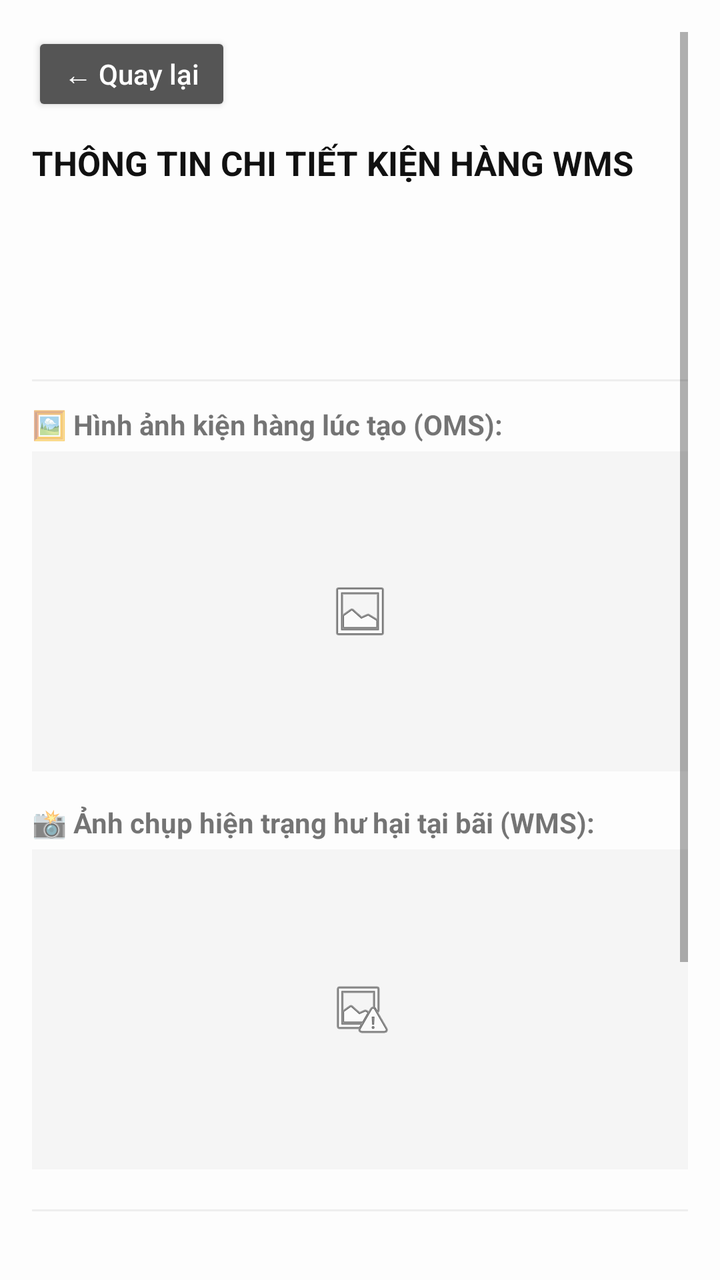
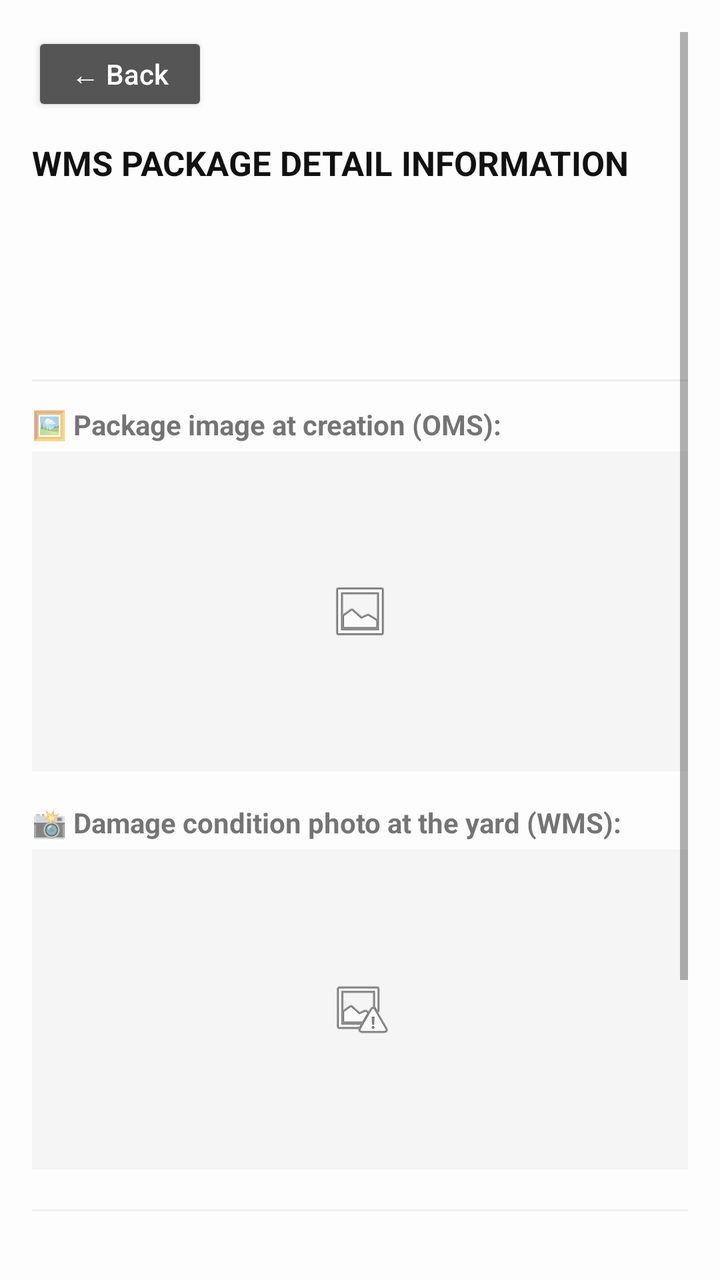

Two renders of the same Android screen: before a commit and after it. Below are the layout's source before the change and the commit's diff.
<!-- AndroidManifest.xml: activity theme Theme.AppCompat.Light.NoActionBar -->
<!-- res/layout/activity_order_detail.xml -->
<?xml version="1.0" encoding="utf-8"?>
<ScrollView xmlns:android="http://schemas.android.com/apk/res/android"
    android:layout_width="match_parent"
    android:layout_height="match_parent"
    android:padding="16dp"
    android:background="#FDFDFD">

    <LinearLayout
        android:layout_width="match_parent"
        android:layout_height="wrap_content"
        android:orientation="vertical">

        
        <Button
            android:id="@+id/btnBackTop"
            android:layout_width="wrap_content"
            android:layout_height="42dp"
            android:text="← Quay lại"
            android:textAllCaps="false"
            android:backgroundTint="#555555"
            android:textColor="#FFFFFF"
            android:paddingLeft="16dp"
            android:paddingRight="16dp"
            android:layout_marginBottom="12dp" />

        <TextView
            android:id="@+id/txtDetailTitle"
            android:layout_width="match_parent"
            android:layout_height="wrap_content"
            android:text="THÔNG TIN CHI TIẾT KIỆN HÀNG WMS"
            android:textSize="17sp"
            android:textStyle="bold"
            android:textColor="#111111"
            android:layout_marginBottom="12dp"/>

        <TextView
            android:id="@+id/txtDetailInfo"
            android:layout_width="match_parent"
            android:layout_height="wrap_content"
            android:textSize="14sp"
            android:textColor="#444444"
            android:lineSpacingExtra="4dp"
            android:layout_marginBottom="8dp"/>

        <TextView
            android:id="@+id/txtDetailLocation"
            android:layout_width="match_parent"
            android:layout_height="wrap_content"
            android:textSize="14sp"
            android:textStyle="bold"
            android:textColor="#0275D8"
            android:layout_marginBottom="4dp"/>

        <TextView
            android:id="@+id/txtDetailCondition"
            android:layout_width="match_parent"
            android:layout_height="wrap_content"
            android:textSize="14sp"
            android:textStyle="bold"
            android:textColor="#D9534F"
            android:layout_marginBottom="16dp"/>

        <View
            android:layout_width="match_parent"
            android:layout_height="1dp"
            android:background="#EEEEEE"
            android:layout_marginBottom="12dp"/>

        <TextView
            android:layout_width="wrap_content"
            android:layout_height="wrap_content"
            android:text="🖼️ Hình ảnh kiện hàng lúc tạo (OMS):"
            android:textStyle="bold"
            android:layout_marginBottom="4dp"/>
        <ImageView
            android:id="@+id/imgProductInitial"
            android:layout_width="match_parent"
            android:layout_height="160dp"
            android:scaleType="centerInside"
            android:background="#F5F5F5"
            android:layout_marginBottom="16dp"
            android:src="@android:drawable/ic_menu_gallery"/>

        <TextView
            android:layout_width="wrap_content"
            android:layout_height="wrap_content"
            android:text="📸 Ảnh chụp hiện trạng hư hại tại bãi (WMS):"
            android:textStyle="bold"
            android:layout_marginBottom="4dp"/>
        <ImageView
            android:id="@+id/imgProductDamage"
            android:layout_width="match_parent"
            android:layout_height="160dp"
            android:scaleType="centerInside"
            android:background="#F5F5F5"
            android:layout_marginBottom="20dp"
            android:src="@android:drawable/ic_menu_report_image"/>

        <View
            android:layout_width="match_parent"
            android:layout_height="1dp"
            android:background="#EEEEEE"
            android:layout_marginBottom="16dp"/>

        <TextView
            android:layout_width="wrap_content"
            android:layout_height="wrap_content"
            android:text="⌨️ Nhập thủ công mã barcode kiện hàng để kiểm tra:"
            android:textStyle="bold"
            android:textColor="#F0AD4E"
            android:layout_marginBottom="6dp"/>

        <EditText
            android:id="@+id/edtBarcodeInput"
            android:layout_width="match_parent"
            android:layout_height="50dp"
            android:hint="Gõ đúng định dạng: PKG-600xx"
            android:inputType="textCapCharacters"
            android:background="@android:drawable/edit_text"
            android:padding="10dp"
            android:layout_marginBottom="16dp"/>

        <Button
            android:id="@+id/btnConfirmScan"
            android:layout_width="match_parent"
            android:layout_height="50dp"
            android:text="XÁC THỰC NHẬP XUẤT KHO"
            android:backgroundTint="#5CB85C"
            android:textColor="#FFFFFF"
            android:textStyle="bold"
            android:layout_marginBottom="8dp"/>

        
        <Button
            android:id="@+id/btnBack"
            android:layout_width="match_parent"
            android:layout_height="50dp"
            android:text="QUAY VỀ DANH SÁCH SƠ ĐỒ"
            android:backgroundTint="#777777"
            android:textColor="#FFFFFF" />
    </LinearLayout>
</ScrollView>
<!-- resources referenced by this layout -->
<resources>

</resources>

<!-- the commit's change to res/layout/activity_order_detail.xml (unified diff, before → after) -->
@@ -15,7 +15,7 @@
             android:id="@+id/btnBackTop"
             android:layout_width="wrap_content"
             android:layout_height="42dp"
-            android:text="← Quay lại"
+            android:text="← Back"
             android:textAllCaps="false"
             android:backgroundTint="#555555"
             android:textColor="#FFFFFF"
@@ -27,7 +27,7 @@
             android:id="@+id/txtDetailTitle"
             android:layout_width="match_parent"
             android:layout_height="wrap_content"
-            android:text="THÔNG TIN CHI TIẾT KIỆN HÀNG WMS"
+            android:text="WMS PACKAGE DETAIL INFORMATION"
             android:textSize="17sp"
             android:textStyle="bold"
             android:textColor="#111111"
@@ -69,7 +69,7 @@
         <TextView
             android:layout_width="wrap_content"
             android:layout_height="wrap_content"
-            android:text="🖼️ Hình ảnh kiện hàng lúc tạo (OMS):"
+            android:text="🖼️ Package image at creation (OMS):"
             android:textStyle="bold"
             android:layout_marginBottom="4dp"/>
         <ImageView
@@ -84,7 +84,7 @@
         <TextView
             android:layout_width="wrap_content"
             android:layout_height="wrap_content"
-            android:text="📸 Ảnh chụp hiện trạng hư hại tại bãi (WMS):"
+            android:text="📸 Damage condition photo at the yard (WMS):"
             android:textStyle="bold"
             android:layout_marginBottom="4dp"/>
         <ImageView
@@ -105,7 +105,7 @@
         <TextView
             android:layout_width="wrap_content"
             android:layout_height="wrap_content"
-            android:text="⌨️ Nhập thủ công mã barcode kiện hàng để kiểm tra:"
+            android:text="⌨️ Manually enter the package barcode to verify:"
             android:textStyle="bold"
             android:textColor="#F0AD4E"
             android:layout_marginBottom="6dp"/>
@@ -114,7 +114,7 @@
             android:id="@+id/edtBarcodeInput"
             android:layout_width="match_parent"
             android:layout_height="50dp"
-            android:hint="Gõ đúng định dạng: PKG-600xx"
+            android:hint="Enter the correct format: PKG-600xx"
             android:inputType="textCapCharacters"
             android:background="@android:drawable/edit_text"
             android:padding="10dp"
@@ -124,7 +124,7 @@
             android:id="@+id/btnConfirmScan"
             android:layout_width="match_parent"
             android:layout_height="50dp"
-            android:text="XÁC THỰC NHẬP XUẤT KHO"
+            android:text="CONFIRM WAREHOUSE INTAKE"
             android:backgroundTint="#5CB85C"
             android:textColor="#FFFFFF"
             android:textStyle="bold"
@@ -135,7 +135,7 @@
             android:id="@+id/btnBack"
             android:layout_width="match_parent"
             android:layout_height="50dp"
-            android:text="QUAY VỀ DANH SÁCH SƠ ĐỒ"
+            android:text="BACK TO LIST"
             android:backgroundTint="#777777"
             android:textColor="#FFFFFF" />
     </LinearLayout>
